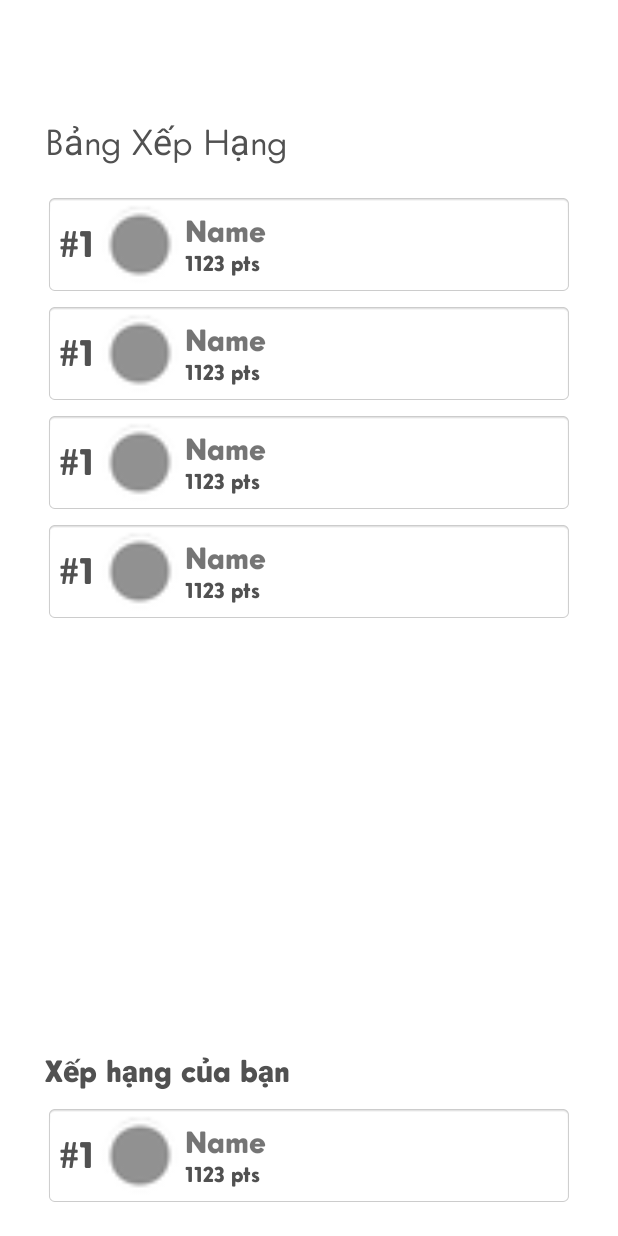
After one commit to KeyboardException/QuizApp, an Android app: the layout rank.xml on its own in the app's theme, with its tools: preview values and no code run, on a phone screen of 412 x 824 dp. The commit adds this screen. Run offline under Robolectric (Android 15) with nearby library versions, the phone set to English and light mode, and no system bars.

Commit message:
add rank layout

```diff
--- /dev/null
+++ b/app/src/main/res/drawable/divider.xml
@@ -0,0 +1,5 @@
+<?xml version="1.0" encoding="utf-8"?>
+<shape xmlns:android="http://schemas.android.com/apk/res/android">
+    <size android:height="2dp" />
+    <solid android:color="#FFFFFF" />
+</shape>
--- /dev/null
+++ b/app/src/main/res/drawable/icon_pen_to_square.xml
@@ -0,0 +1,11 @@
+<?xml version="1.0" encoding="utf-8"?>
+<vector xmlns:android="http://schemas.android.com/apk/res/android"
+    android:width="180dp"
+    android:height="180dp"
+    android:viewportWidth="512"
+    android:viewportHeight="512">
+
+    <path
+        android:fillColor="#000000"
+        android:pathData="M471.6 21.7c-21.9-21.9-57.3-21.9-79.2 0L362.3 51.7l97.9 97.9 30.1-30.1c21.9-21.9 21.9-57.3 0-79.2L471.6 21.7zm-299.2 220c-6.1 6.1-10.8 13.6-13.5 21.9l-29.6 88.8c-2.9 8.6-0.6 18.1 5.8 24.6s15.9 8.7 24.6 5.8l88.8-29.6c8.2-2.7 15.7-7.4 21.9-13.5L437.7 172.3 339.7 74.3 172.4 241.7zM96 64C43 64 0 107 0 160V416c0 53 43 96 96 96H352c53 0 96-43 96-96V320c0-17.7-14.3-32-32-32s-32 14.3-32 32v96c0 17.7-14.3 32-32 32H96c-17.7 0-32-14.3-32-32V160c0-17.7 14.3-32 32-32h96c17.7 0 32-14.3 32-32s-14.3-32-32-32H96z" />
+</vector>
--- a/app/src/main/res/layout/answer_card.xml
+++ b/app/src/main/res/layout/answer_card.xml
@@ -1,16 +1,16 @@
 <?xml version="1.0" encoding="utf-8"?>
 <LinearLayout xmlns:android="http://schemas.android.com/apk/res/android"
-    android:orientation="vertical"
     android:layout_width="match_parent"
     android:layout_height="wrap_content"
-    android:background="@drawable/card_green">
+    android:background="@drawable/card_green"
+    android:orientation="vertical">
 
     <TextView
         android:id="@+id/ans_card_question"
         android:layout_width="match_parent"
         android:layout_height="wrap_content"
+        android:fontFamily="@font/intervogue_bold"
         android:text="Sample Question Content"
-        android:fontFamily="@font/intervogue_bold"
         android:textColor="@color/text_primary"
         android:textSize="20sp" />
 
@@ -18,8 +18,8 @@
         android:id="@+id/ans_card_wrong"
         android:layout_width="match_parent"
         android:layout_height="wrap_content"
-        android:gravity="center_vertical"
-        android:layout_marginTop="10dp">
+        android:layout_marginTop="10dp"
+        android:gravity="center_vertical">
 
         <View
             android:layout_width="24dp"
@@ -40,8 +40,8 @@
     <LinearLayout
         android:layout_width="match_parent"
         android:layout_height="wrap_content"
-        android:gravity="center_vertical"
-        android:layout_marginTop="10dp">
+        android:layout_marginTop="10dp"
+        android:gravity="center_vertical">
 
         <View
             android:layout_width="24dp"
--- /dev/null
+++ b/app/src/main/res/layout/rank.xml
@@ -0,0 +1,69 @@
+<?xml version="1.0" encoding="utf-8"?>
+<androidx.constraintlayout.widget.ConstraintLayout xmlns:android="http://schemas.android.com/apk/res/android"
+    xmlns:app="http://schemas.android.com/apk/res-auto"
+    xmlns:tools="http://schemas.android.com/tools"
+    android:layout_width="match_parent"
+    android:layout_height="match_parent"
+    android:orientation="vertical">
+
+    <TextView
+        android:id="@+id/textView3"
+        android:layout_height="wrap_content"
+        android:layout_marginStart="30dp"
+        android:layout_marginTop="80dp"
+        android:layout_marginEnd="30dp"
+        android:text="Bảng Xếp Hạng"
+        android:textSize="24sp"
+        app:layout_constraintEnd_toEndOf="parent"
+        app:layout_constraintStart_toStartOf="parent"
+        app:layout_constraintTop_toTopOf="parent"
+        tools:fontFamily="@font/intervogue_black"
+        tools:textColor="@color/text_primary"
+        android:layout_width="0dp"/>
+
+    <ListView
+        android:layout_width="0dp"
+        android:layout_height="0dp"
+        android:layout_marginStart="30dp"
+        android:layout_marginTop="20dp"
+        android:layout_marginEnd="30dp"
+        android:layout_marginBottom="30dp"
+        android:divider="@drawable/divider"
+        android:dividerHeight="5dp"
+        app:layout_constraintBottom_toTopOf="@+id/textView5"
+        app:layout_constraintEnd_toEndOf="parent"
+        app:layout_constraintHorizontal_bias="0.0"
+        app:layout_constraintStart_toStartOf="parent"
+        app:layout_constraintTop_toBottomOf="@+id/textView3"
+        tools:ignore="SpeakableTextPresentCheck"
+        tools:itemCount="4"
+        tools:listitem="@layout/rank_card" />
+
+    <include
+        android:id="@+id/include"
+        layout="@layout/rank_card"
+        android:layout_width="0dp"
+        android:layout_height="wrap_content"
+        android:layout_marginStart="30dp"
+        android:layout_marginEnd="30dp"
+        android:layout_marginBottom="20dp"
+        app:layout_constraintBottom_toBottomOf="parent"
+        app:layout_constraintEnd_toEndOf="parent"
+        app:layout_constraintStart_toStartOf="parent" />
+
+    <TextView
+        android:id="@+id/textView5"
+        android:layout_height="wrap_content"
+        android:layout_marginStart="30dp"
+        android:layout_marginEnd="30dp"
+        android:layout_marginBottom="10dp"
+        android:fontFamily="@font/intervogue_black"
+        android:text="Xếp hạng của bạn"
+        android:textColor="@color/text_primary"
+        android:textSize="20sp"
+        app:layout_constraintBottom_toTopOf="@+id/include"
+        app:layout_constraintEnd_toEndOf="parent"
+        app:layout_constraintStart_toStartOf="parent"
+        android:layout_width="0dp"/>
+
+</androidx.constraintlayout.widget.ConstraintLayout>
--- /dev/null
+++ b/app/src/main/res/layout/rank_card.xml
@@ -0,0 +1,49 @@
+<?xml version="1.0" encoding="utf-8"?>
+<LinearLayout xmlns:android="http://schemas.android.com/apk/res/android"
+    xmlns:app="http://schemas.android.com/apk/res-auto"
+    android:layout_width="match_parent"
+    android:layout_height="wrap_content"
+    android:background="@android:drawable/editbox_background_normal"
+    android:gravity="center_vertical">
+
+    <TextView
+        android:id="@+id/textView"
+        android:layout_width="24dp"
+        android:layout_height="wrap_content"
+        android:layout_weight="0"
+        android:fontFamily="@font/intervogue_black"
+        android:text="#1"
+        android:textColor="@color/text_primary"
+        android:textSize="24sp"></TextView>
+
+    <ImageView
+        android:id="@+id/imageView"
+        android:layout_width="60dp"
+        android:layout_height="55dp"
+        android:layout_weight="0"
+        app:srcCompat="@android:drawable/presence_invisible" />
+
+    <LinearLayout
+        android:layout_width="match_parent"
+        android:layout_height="wrap_content"
+        android:layout_weight="0"
+        android:orientation="vertical">
+
+        <TextView
+            android:id="@+id/textView2"
+            android:layout_width="match_parent"
+            android:layout_height="wrap_content"
+            android:fontFamily="@font/intervogue_black"
+            android:text="Name"
+            android:textSize="20sp"/>
+
+        <TextView
+            android:id="@+id/textView4"
+            android:layout_width="match_parent"
+            android:layout_height="wrap_content"
+            android:fontFamily="@font/intervogue_black"
+            android:text="1123 pts"
+            android:textColor="@color/text_primary"
+            android:textSize="14sp" />
+    </LinearLayout>
+</LinearLayout>
--- a/app/src/main/res/layout/result_card.xml
+++ b/app/src/main/res/layout/result_card.xml
@@ -2,8 +2,8 @@
 <LinearLayout xmlns:android="http://schemas.android.com/apk/res/android"
     android:layout_width="match_parent"
     android:layout_height="wrap_content"
+    android:layout_marginBottom="10dp"
     android:background="@drawable/card_green"
-    android:layout_marginBottom="10dp"
     android:orientation="vertical">
 
     <LinearLayout
@@ -22,8 +22,8 @@
             android:id="@+id/res_card_name"
             android:layout_width="0dp"
             android:layout_height="wrap_content"
+            android:layout_marginEnd="20dp"
             android:layout_weight="1"
-            android:layout_marginEnd="20dp"
             android:fontFamily="@font/intervogue_bold"
             android:text="Title"
             android:textColor="@color/text_primary"
--- a/app/src/main/res/layout/results.xml
+++ b/app/src/main/res/layout/results.xml
@@ -43,10 +43,12 @@
         android:layout_height="0dp"
         android:layout_marginBottom="20dp"
         android:paddingHorizontal="16dp"
-        app:layout_constraintBottom_toTopOf="@+id/res_home"
+        app:layout_constraintBottom_toTopOf="@id/res_home"
         app:layout_constraintEnd_toEndOf="parent"
+        app:layout_constraintHorizontal_bias="0.0"
         app:layout_constraintStart_toStartOf="parent"
-        app:layout_constraintTop_toBottomOf="@+id/linearLayout"
+        app:layout_constraintTop_toBottomOf="@id/linearLayout"
+        app:layout_constraintVertical_bias="0.0"
         tools:ignore="SpeakableTextPresentCheck"
         tools:itemCount="4"
         tools:listitem="@layout/result_card" />
```
Also changed, not shown: app/src/main/AndroidManifest.xml (+9 -5 lines).
